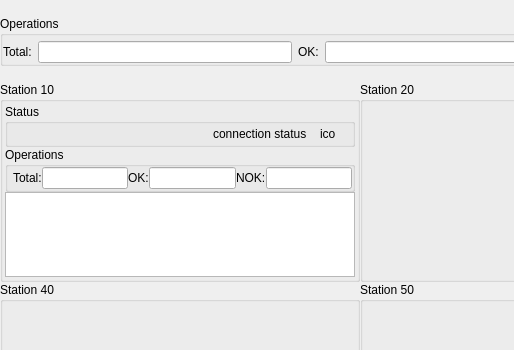
This is RepoDest/mainwindow.ui in azieh/RepoDest as Qt 5 draws it before an edit; both pictures show x 0 to 514 and y 0 to 350 of the 1082 by 935 pixel window. The edited form follows.
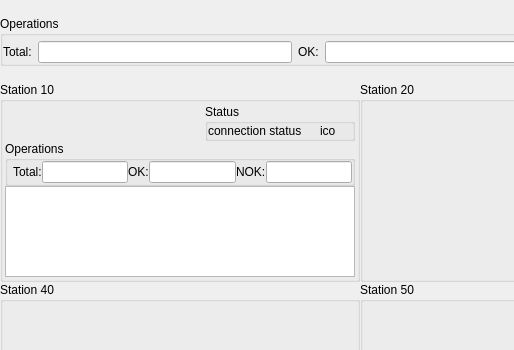
This is the edited form. Icons and pictures are not drawn.

Patch:
```diff
--- a/RepoDest/mainwindow.ui
+++ b/RepoDest/mainwindow.ui
@@ -347,70 +347,7 @@
          <property name="spacing">
           <number>0</number>
          </property>
-         <item row="0" column="1">
-          <widget class="QGroupBox" name="groupBoxSt10Status">
-           <property name="title">
-            <string>Status</string>
-           </property>
-           <property name="flat">
-            <bool>true</bool>
-           </property>
-           <layout class="QHBoxLayout" name="horizontalLayout_3">
-            <property name="spacing">
-             <number>0</number>
-            </property>
-            <property name="leftMargin">
-             <number>5</number>
-            </property>
-            <property name="topMargin">
-             <number>0</number>
-            </property>
-            <property name="rightMargin">
-             <number>0</number>
-            </property>
-            <property name="bottomMargin">
-             <number>0</number>
-            </property>
-            <item>
-             <spacer name="horizontalSpacerSt10_1">
-              <property name="orientation">
-               <enum>Qt::Horizontal</enum>
-              </property>
-              <property name="sizeType">
-               <enum>QSizePolicy::Maximum</enum>
-              </property>
-              <property name="sizeHint" stdset="0">
-               <size>
-                <width>200</width>
-                <height>20</height>
-               </size>
-              </property>
-             </spacer>
-            </item>
-            <item>
-             <widget class="QLabel" name="labelSt10Status">
-              <property name="text">
-               <string>connection status</string>
-              </property>
-             </widget>
-            </item>
-            <item>
-             <widget class="QLabel" name="labelSt10Ico">
-              <property name="maximumSize">
-               <size>
-                <width>32</width>
-                <height>32</height>
-               </size>
-              </property>
-              <property name="text">
-               <string>ico</string>
-              </property>
-             </widget>
-            </item>
-           </layout>
-          </widget>
-         </item>
-         <item row="1" column="1">
+         <item row="2" column="2">
           <widget class="QGroupBox" name="groupBox">
            <property name="title">
             <string>Operations</string>
@@ -479,10 +416,10 @@
            </layout>
           </widget>
          </item>
-         <item row="2" column="1">
+         <item row="3" column="2">
           <widget class="QPlainTextEdit" name="plainTextEdit"/>
          </item>
-         <item row="0" column="0">
+         <item row="1" column="0">
           <spacer name="horizontalSpacer">
            <property name="orientation">
             <enum>Qt::Horizontal</enum>
@@ -495,6 +432,76 @@
            </property>
           </spacer>
          </item>
+         <item row="0" column="2" rowspan="2">
+          <layout class="QGridLayout" name="gridLayoutSt10">
+           <property name="spacing">
+            <number>0</number>
+           </property>
+           <item row="0" column="1">
+            <widget class="QGroupBox" name="groupBoxSt10Status">
+             <property name="title">
+              <string>Status</string>
+             </property>
+             <property name="flat">
+              <bool>true</bool>
+             </property>
+             <layout class="QHBoxLayout" name="horizontalLayout_3">
+              <property name="spacing">
+               <number>0</number>
+              </property>
+              <property name="leftMargin">
+               <number>0</number>
+              </property>
+              <property name="topMargin">
+               <number>0</number>
+              </property>
+              <property name="rightMargin">
+               <number>0</number>
+              </property>
+              <property name="bottomMargin">
+               <number>0</number>
+              </property>
+              <item>
+               <widget class="QLabel" name="labelSt10Status">
+                <property name="text">
+                 <string>connection status</string>
+                </property>
+               </widget>
+              </item>
+              <item>
+               <widget class="QLabel" name="labelSt10Ico">
+                <property name="maximumSize">
+                 <size>
+                  <width>32</width>
+                  <height>32</height>
+                 </size>
+                </property>
+                <property name="text">
+                 <string>ico</string>
+                </property>
+               </widget>
+              </item>
+             </layout>
+            </widget>
+           </item>
+           <item row="0" column="0">
+            <spacer name="horizontalSpacer_2">
+             <property name="orientation">
+              <enum>Qt::Horizontal</enum>
+             </property>
+             <property name="sizeType">
+              <enum>QSizePolicy::Maximum</enum>
+             </property>
+             <property name="sizeHint" stdset="0">
+              <size>
+               <width>200</width>
+               <height>20</height>
+              </size>
+             </property>
+            </spacer>
+           </item>
+          </layout>
+         </item>
         </layout>
        </widget>
       </item>
```
Left out of the diff: 152 changed lines with no effect on the pictures.
